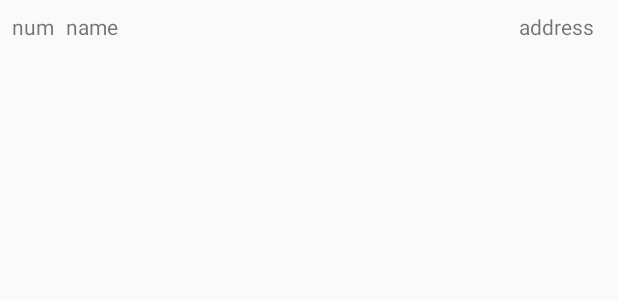
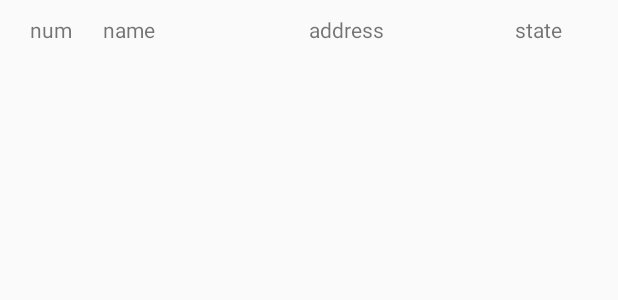
Before and after one commit to ycbiao/MyWuZi, an Android app: the layout bluetooth_adapter.xml on its own in the app's theme, with its tools: preview values and no code run, on a phone screen of 412 x 824 dp. Shown: the top 300 px of the screen. Run offline under Robolectric (Android 15) with nearby library versions, the phone set to English and light mode, and no system bars.

Commit message:
增加蓝牙配对功能

```diff
--- a/app/src/main/java/com/example/ycb/mywuzi/util/PermissionHelper.java
+++ b/app/src/main/java/com/example/ycb/mywuzi/util/PermissionHelper.java
@@ -63,7 +63,7 @@ public class PermissionHelper {
 					"我们需要您允许我们读写你的存储卡，以方便我们临时保存一些数据",
 					WRITE_EXTERNAL_STORAGE_CODE
 			),
-			new PermissionModel("获取位置",Manifest.permission.ACCESS_COARSE_LOCATION,"我们需要你的手机位置信息方便蓝牙连接",REQUEST_ACCESS_COARSE_LOCATION)
+			new PermissionModel("获取位置",Manifest.permission.ACCESS_COARSE_LOCATION,"我们需要你的手机位置信息方便蓝牙连接",REQUEST_ACCESS_COARSE_LOCATION),
 	};
 
 	private Activity mActivity;
@@ -108,7 +108,7 @@ public class PermissionHelper {
 		switch (requestCode) {
 		case READ_PHONE_STATE_CODE:
 		case WRITE_EXTERNAL_STORAGE_CODE:
-			case REQUEST_ACCESS_COARSE_LOCATION:
+		case REQUEST_ACCESS_COARSE_LOCATION:
 			// 如果用户不允许，我们视情况发起二次请求或者引导用户到应用页面手动打开
 			if (PackageManager.PERMISSION_GRANTED != grantResults[0]) {
 
--- a/app/src/main/res/layout/bluetooth_adapter.xml
+++ b/app/src/main/res/layout/bluetooth_adapter.xml
@@ -9,23 +9,45 @@
             android:layout_width="0dp"
             android:layout_height="wrap_content"
             android:text="name"
-            android:layout_marginStart="8dp" android:layout_marginTop="8dp"
-            app:layout_constraintTop_toTopOf="parent" app:layout_constraintStart_toEndOf="@+id/tv_bluetooth_num"
-            app:layout_constraintEnd_toStartOf="@+id/tv_bluetooth_address" android:layout_marginEnd="8dp"/>
+            app:layout_constraintStart_toEndOf="@+id/tv_bluetooth_num"
+            app:layout_constraintTop_toTopOf="parent"
+            app:layout_constraintBottom_toTopOf="@+id/guideline4"
+            app:layout_constraintEnd_toStartOf="@+id/tv_bluetooth_address"
+            app:layout_constraintHorizontal_weight="2.0"/>
 
     <TextView
             android:id="@+id/tv_bluetooth_address"
             android:layout_width="0dp"
             android:layout_height="wrap_content"
             android:text="address"
-            app:layout_constraintEnd_toEndOf="parent"
-            android:layout_marginEnd="16dp" android:layout_marginTop="8dp" app:layout_constraintTop_toTopOf="parent"/>
+            app:layout_constraintTop_toTopOf="parent"
+            app:layout_constraintEnd_toStartOf="@+id/tv_bluetooth_state"
+            app:layout_constraintBottom_toTopOf="@+id/guideline4"
+            app:layout_constraintStart_toEndOf="@+id/tv_bluetooth_name"
+            app:layout_constraintHorizontal_weight="2.0"/>
     <TextView
             android:text="num"
+            android:layout_height="wrap_content"
+            android:id="@+id/tv_bluetooth_num"
+            app:layout_constraintStart_toStartOf="parent"
+            app:layout_constraintTop_toTopOf="parent"
+            app:layout_constraintBottom_toTopOf="@+id/guideline4" app:layout_constraintHorizontal_weight="1.0"
+            android:layout_width="0dp" app:layout_constraintEnd_toStartOf="@+id/tv_bluetooth_name"
+            app:layout_constraintHorizontal_chainStyle="spread"
+    android:gravity="center"/>
+    <TextView
+            android:text="state"
+            android:layout_height="wrap_content"
+            android:id="@+id/tv_bluetooth_state" app:layout_constraintEnd_toEndOf="parent"
+            app:layout_constraintTop_toTopOf="parent"
+            app:layout_constraintBottom_toBottomOf="parent"
             android:layout_width="0dp"
-            android:layout_height="16dp"
-            android:id="@+id/tv_bluetooth_num" app:layout_constraintStart_toStartOf="parent"
-            android:layout_marginStart="8dp"
-            app:layout_constraintHorizontal_chainStyle="spread_inside" android:layout_marginTop="8dp"
-            app:layout_constraintTop_toTopOf="parent"/>
+            app:layout_constraintHorizontal_weight="1.0"
+            app:layout_constraintStart_toEndOf="@+id/tv_bluetooth_address"
+    />
+    <android.support.constraint.Guideline
+            android:orientation="horizontal"
+            android:layout_width="wrap_content"
+            android:layout_height="wrap_content"
+            app:layout_constraintGuide_begin="39dp" android:id="@+id/guideline4"/>
 </android.support.constraint.ConstraintLayout>
```
Also changed, not shown: app/src/main/java/com/example/ycb/mywuzi/activity/BlueToothFindActivity.kt (+48 -51 lines), app/src/main/java/com/example/ycb/mywuzi/activity/CheckerActivity.kt (+58 -2 lines), app/src/main/java/com/example/ycb/mywuzi/adapter/BluetoothCellAdapter.kt (+15 -5 lines), app/src/main/java/com/example/ycb/mywuzi/widget/WZQPanel.kt (+28 -0 lines).
